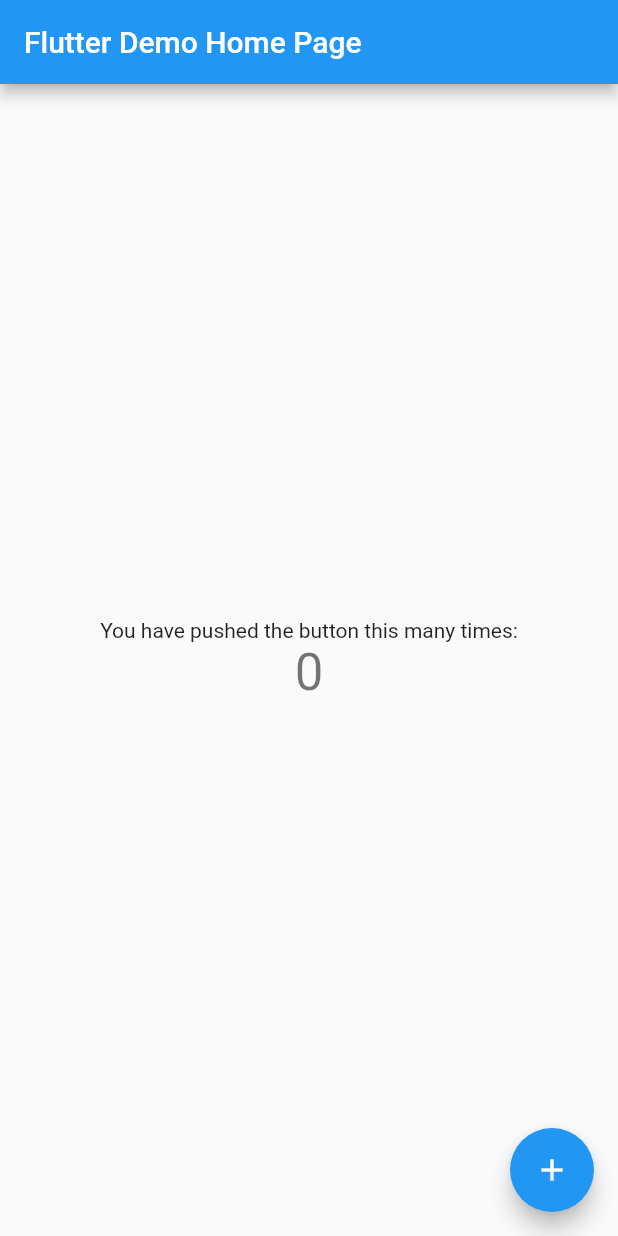
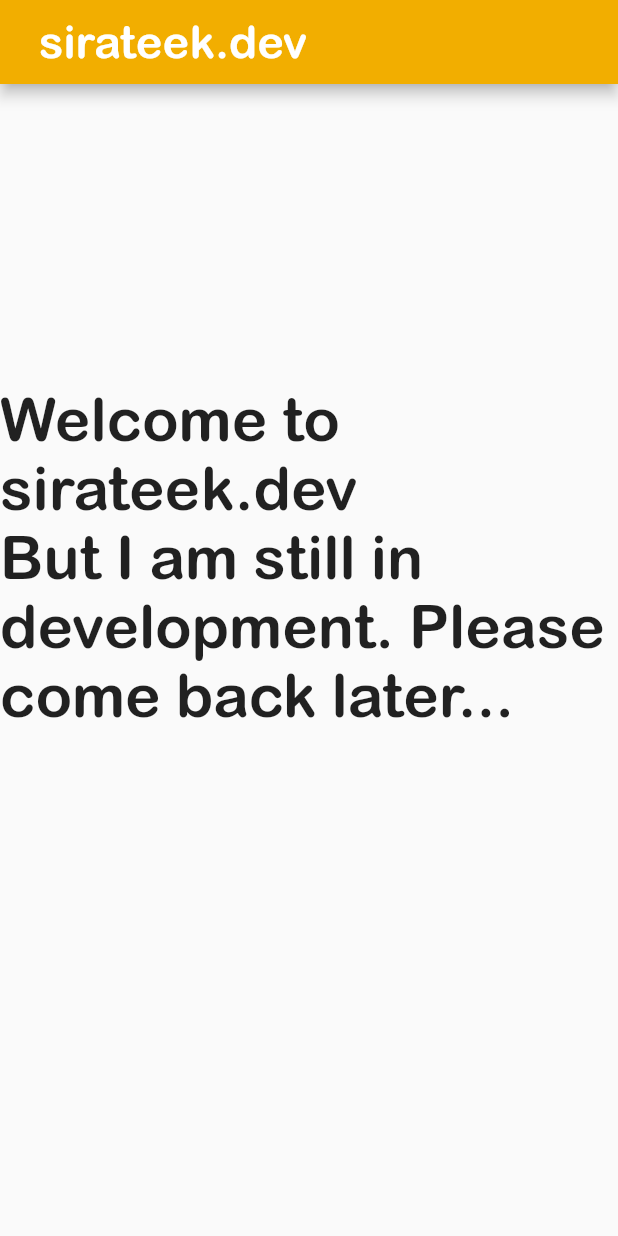
Before and after one commit to sirateek/sirateek_dev_flutter, a Flutter app: the screen it shows after launch, on a phone screen of 412 x 824 dp. Run offline on Flutter 3.47's test engine with Material 2 defaults, Android fonts, the phone set to English and light mode, and no system bars; our stand-ins replace font_awesome_flutter, logger.

Commit message:
Add home component

```diff
--- a/sirateek_dev/lib/main.dart
+++ b/sirateek_dev/lib/main.dart
@@ -1,111 +1,15 @@
 import 'package:flutter/material.dart';
+import 'screens/home.dart';
 
-void main() => runApp(MyApp());
+void main() => runApp(SirateeK());
 
-class MyApp extends StatelessWidget {
-  // This widget is the root of your application.
+class SirateeK extends StatelessWidget {
   @override
   Widget build(BuildContext context) {
     return MaterialApp(
-      title: 'Flutter Demo',
-      theme: ThemeData(
-        // This is the theme of your application.
-        //
-        // Try running your application with "flutter run". You'll see the
-        // application has a blue toolbar. Then, without quitting the app, try
-        // changing the primarySwatch below to Colors.green and then invoke
-        // "hot reload" (press "r" in the console where you ran "flutter run",
-        // or simply save your changes to "hot reload" in a Flutter IDE).
-        // Notice that the counter didn't reset back to zero; the application
-        // is not restarted.
-        primarySwatch: Colors.blue,
-      ),
-      home: MyHomePage(title: 'Flutter Demo Home Page'),
+      debugShowCheckedModeBanner: false,
+      title: 'SirateeK Dev.',
+      home: SirateeKDev(),
     );
   }
 }
-
-class MyHomePage extends StatefulWidget {
-  MyHomePage({Key key, this.title}) : super(key: key);
-
-  // This widget is the home page of your application. It is stateful, meaning
-  // that it has a State object (defined below) that contains fields that affect
-  // how it looks.
-
-  // This class is the configuration for the state. It holds the values (in this
-  // case the title) provided by the parent (in this case the App widget) and
-  // used by the build method of the State. Fields in a Widget subclass are
-  // always marked "final".
-
-  final String title;
-
-  @override
-  _MyHomePageState createState() => _MyHomePageState();
-}
-
-class _MyHomePageState extends State<MyHomePage> {
-  int _counter = 0;
-
-  void _incrementCounter() {
-    setState(() {
-      // This call to setState tells the Flutter framework that something has
-      // changed in this State, which causes it to rerun the build method below
-      // so that the display can reflect the updated values. If we changed
-      // _counter without calling setState(), then the build method would not be
-      // called again, and so nothing would appear to happen.
-      _counter++;
-    });
-  }
-
-  @override
-  Widget build(BuildContext context) {
-    // This method is rerun every time setState is called, for instance as done
-    // by the _incrementCounter method above.
-    //
-    // The Flutter framework has been optimized to make rerunning build methods
-    // fast, so that you can just rebuild anything that needs updating rather
-    // than having to individually change instances of widgets.
-    return Scaffold(
-      appBar: AppBar(
-        // Here we take the value from the MyHomePage object that was created by
-        // the App.build method, and use it to set our appbar title.
-        title: Text(widget.title),
-      ),
-      body: Center(
-        // Center is a layout widget. It takes a single child and positions it
-        // in the middle of the parent.
-        child: Column(
-          // Column is also a layout widget. It takes a list of children and
-          // arranges them vertically. By default, it sizes itself to fit its
-          // children horizontally, and tries to be as tall as its parent.
-          //
-          // Invoke "debug painting" (press "p" in the console, choose the
-          // "Toggle Debug Paint" action from the Flutter Inspector in Android
-          // Studio, or the "Toggle Debug Paint" command in Visual Studio Code)
-          // to see the wireframe for each widget.
-          //
-          // Column has various properties to control how it sizes itself and
-          // how it positions its children. Here we use mainAxisAlignment to
-          // center the children vertically; the main axis here is the vertical
-          // axis because Columns are vertical (the cross axis would be
-          // horizontal).
-          mainAxisAlignment: MainAxisAlignment.center,
-          children: <Widget>[
-            Text(
-              'You have pushed the button this many times:',
-            ),
-            Text(
-              '$_counter',
-              style: Theme.of(context).textTheme.headline4,
-            ),
-          ],
-        ),
-      ),
-      floatingActionButton: FloatingActionButton(
-        onPressed: _incrementCounter,
-        tooltip: 'Increment',
-        child: Icon(Icons.add),
-      ), // This trailing comma makes auto-formatting nicer for build methods.
-    );
-  }
-}
--- /dev/null
+++ b/sirateek_dev/lib/screens/home.dart
@@ -0,0 +1,81 @@
+import 'package:flutter/material.dart';
+
+class SirateeKDev extends StatefulWidget {
+  @override
+  SirateeKDevState createState() => SirateeKDevState();
+}
+
+class SirateeKDevState extends State<SirateeKDev> {
+  bool isBigScreen = false;
+  @override
+  void initState() {
+    super.initState();
+    //logger.i("Welcome to sirateek.dev");
+  }
+
+  @override
+  void didChangeDependencies() {
+    super.didChangeDependencies();
+    screenCheck(context);
+  }
+
+  void screenCheck(BuildContext context) {
+    if (screenWidthSizeGet(context) <= 800) {
+      if (isBigScreen) {
+        isBigScreen = false;
+        print("Small");
+      }
+      return;
+    } else {
+      if (!isBigScreen) {
+        isBigScreen = true;
+        print("Big");
+      }
+      return;
+    }
+  }
+
+  double screenWidthSizeGet(BuildContext context) {
+    return MediaQuery.of(context).size.width;
+  }
+
+  @override
+  Widget build(BuildContext context) {
+    return Scaffold(
+      appBar: AppBar(
+        title: Row(
+          children: <Widget>[
+            Padding(
+              padding: const EdgeInsets.all(5),
+            ),
+            Text(
+              "sirateek.dev",
+              style: TextStyle(fontSize: 30, fontFamily: "Arial"),
+            ),
+          ],
+        ),
+        backgroundColor: Color.fromRGBO(242, 174, 0, 1),
+      ),
+      body: SingleChildScrollView(
+        child: Center(
+          child: Column(
+            mainAxisAlignment: MainAxisAlignment.center,
+            children: <Widget>[
+              Padding(
+                padding: const EdgeInsets.all(100),
+              ),
+              Text(
+                "Welcome to sirateek.dev",
+                style: TextStyle(fontSize: 40, fontFamily: "Arial"),
+              ),
+              Text(
+                "But I am still in development. Please come back later...",
+                style: TextStyle(fontSize: 40, fontFamily: "Arial"),
+              ),
+            ],
+          ),
+        ),
+      ),
+    );
+  }
+}
--- /dev/null
+++ b/sirateek_dev/lib/services/loggerService.dart
@@ -0,0 +1,11 @@
+import 'package:logger/logger.dart';
+
+var logger = Logger(
+  printer: PrettyPrinter(
+      methodCount: 2,
+      errorMethodCount: 8,
+      lineLength: 120,
+      colors: true,
+      printEmojis: true,
+      printTime: true),
+);
```
Also changed, not shown: sirateek_dev/lib/components/homeComponent.dart (added, +61 -0 lines), sirateek_dev/pubspec.yaml (+11 -15 lines), sirateek_dev/assets/fonts/Arial.ttf (added), sirateek_dev/lib/services/screenService.dart (added), sirateek_dev/pubspec.lock, 2 other files.
